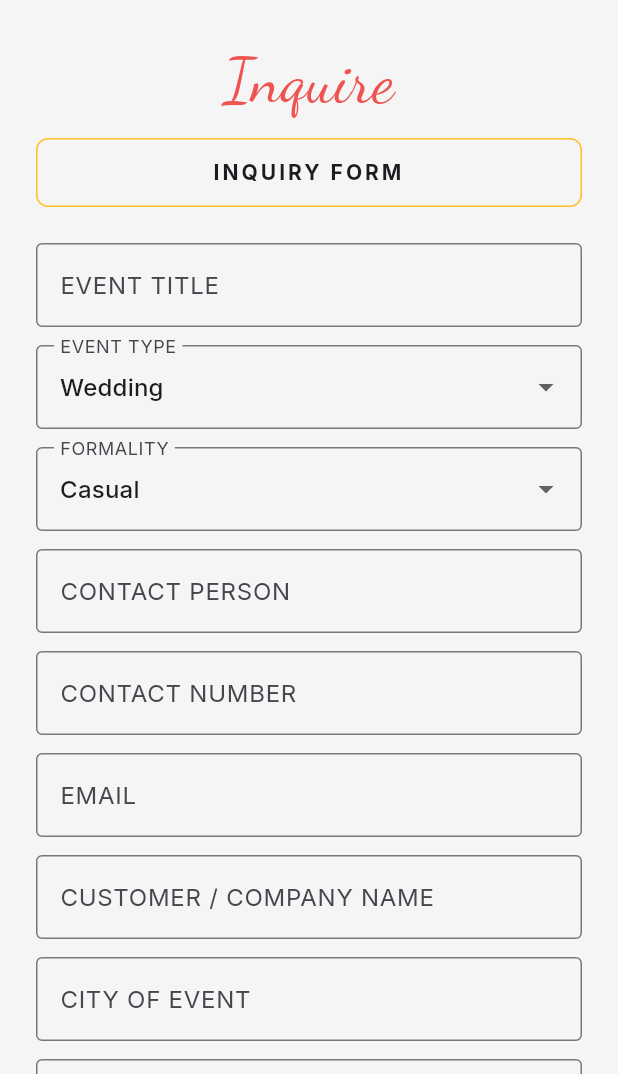
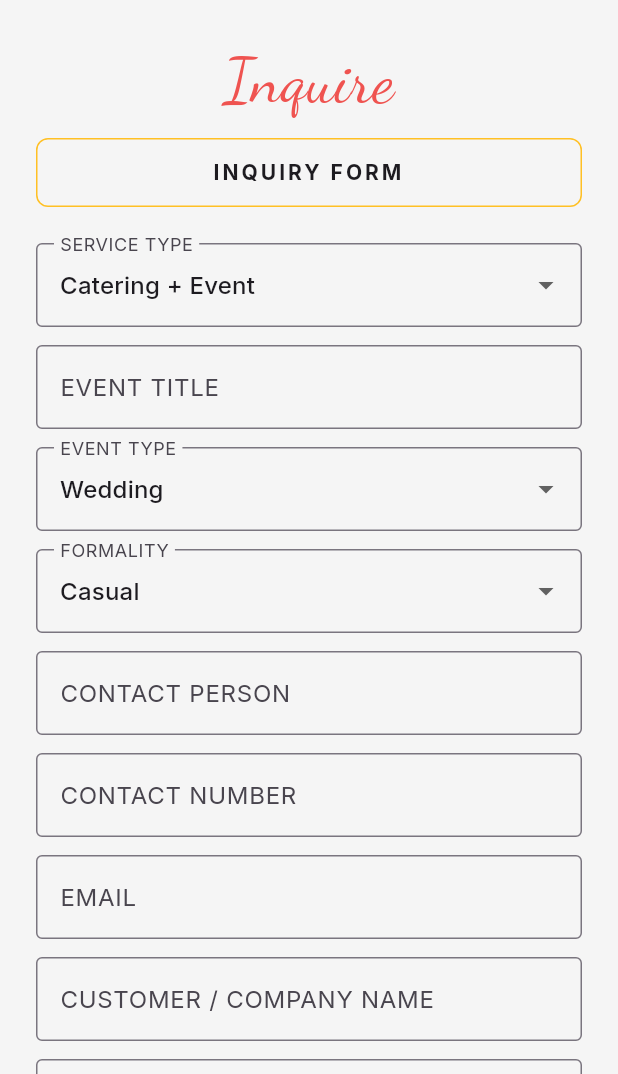
Before and after one commit to yu-rch/curatering-web, a Flutter app: the CustomerWebsiteScreen screen opened by its route, after a tap on "Gallery", after a tap on "Menu", after a tap on "Inquire Now", on a phone screen of 412 x 824 dp, the part 162-1236 px from its top. Run offline on Flutter 3.47's test engine with Material 3 defaults, Android fonts, the phone set to English and light mode, and no system bars; our stand-ins replace google_fonts, image_picker, shared_preferences; accounts and stored records are empty.

Commit message:
CHANGES
somethomg

```diff
--- a/curatering/lib/pages/customer_website.dart
+++ b/curatering/lib/pages/customer_website.dart
@@ -1271,6 +1271,7 @@ class _InquireFormState extends State<_InquireForm> {
   final _guests = TextEditingController();
   String _eventType = 'Wedding';
   String _formality = 'casual';
+  String _serviceType = 'catering_event'; // 'catering' or 'catering_event'
   bool _submitting = false;
 
   @override
@@ -1287,7 +1288,12 @@ class _InquireFormState extends State<_InquireForm> {
 
   Future<void> _submit() async {
     final missing = <String>[];
+    final isCateringOnly = _serviceType == 'catering';
+
+    // Only validate event-specific fields for catering+event
+    if (!isCateringOnly) {
       if (_eventTitle.text.trim().isEmpty) missing.add('event title');
+    }
     if (_customer.text.trim().isEmpty) missing.add('customer name');
     if (_contactPerson.text.trim().isEmpty) missing.add('contact person');
     if (_phone.text.trim().isEmpty) missing.add('phone');
@@ -1309,9 +1315,10 @@ class _InquireFormState extends State<_InquireForm> {
           '${now.year.toString().padLeft(4, '0')}-${now.month.toString().padLeft(2, '0')}-${now.day.toString().padLeft(2, '0')}';
       await PublicEventsApi.instance.submitOnlineInquiry(
         payload: {
-          'eventTitle': _eventTitle.text.trim(),
-          'eventType': _eventType,
-          'formalityLevel': _formality,
+          'orderType': _serviceType == 'catering' ? 'catering' : 'catering_event',
+          'eventTitle': _serviceType == 'catering' ? '' : _eventTitle.text.trim(),
+          'eventType': _serviceType == 'catering' ? null : _eventType,
+          'formalityLevel': _serviceType == 'catering' ? null : _formality,
           'customerName': _customer.text.trim(),
           'contactPerson': _contactPerson.text.trim(),
           'contactNumber': _phone.text.trim(),
@@ -1385,6 +1392,22 @@ class _InquireFormState extends State<_InquireForm> {
                 ),
               ),
               const SizedBox(height: 24),
+              // Service type selector
+              DropdownButtonFormField<String>(
+                value: _serviceType,
+                decoration: const InputDecoration(
+                  labelText: 'SERVICE TYPE',
+                  border: OutlineInputBorder(),
+                ),
+                items: const [
+                  DropdownMenuItem(value: 'catering', child: Text('Catering Only')),
+                  DropdownMenuItem(value: 'catering_event', child: Text('Catering + Event')),
+                ],
+                onChanged: (v) => setState(() => _serviceType = v ?? _serviceType),
+              ),
+              const SizedBox(height: 12),
+              // Only show event fields for catering+event
+              if (_serviceType != 'catering') ...[
                 TextField(
                   controller: _eventTitle,
                   decoration: const InputDecoration(
@@ -1429,6 +1452,7 @@ class _InquireFormState extends State<_InquireForm> {
                   onChanged: (v) => setState(() => _formality = v ?? _formality),
                 ),
                 const SizedBox(height: 12),
+              ],
               TextField(
                 controller: _contactPerson,
                 decoration: const InputDecoration(
```
Also changed, not shown: curatering/lib/widgets/app_scaffold1.dart (line endings or trailing spaces), 1 other file. Lines whose indentation alone changed are shown as unchanged.
